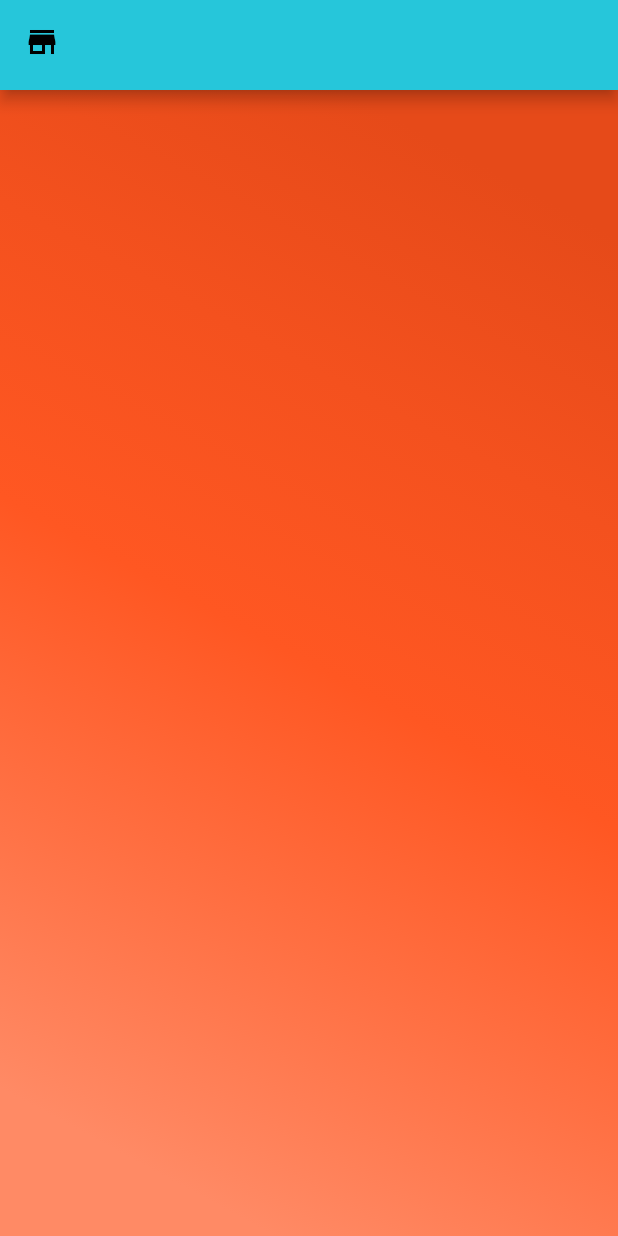
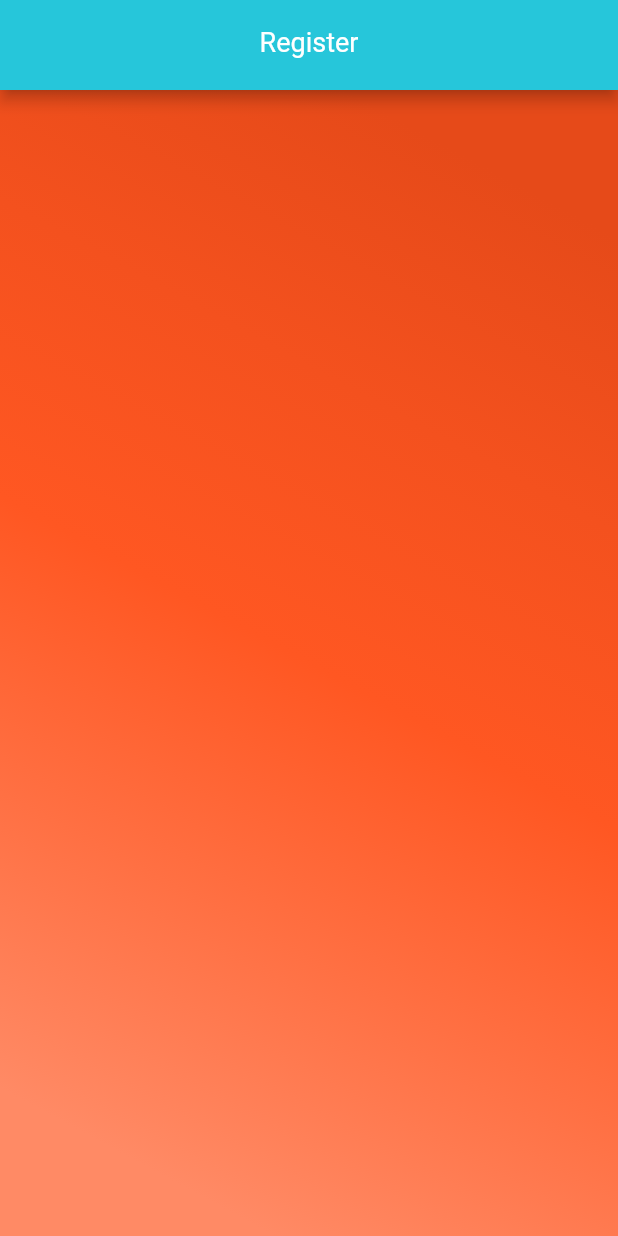
Before and after one commit to technetist/flutter-store, a Flutter app: the ProductsPage screen opened directly, on a phone screen of 412 x 824 dp. Run offline on Flutter 3.47's test engine with Material 2 defaults, Android fonts, the phone set to English and light mode, and no system bars; our stand-ins replace flutter_redux, redux, redux_thunk, shared_preferences; missing offline and left inert: redux_logging; accounts and stored records are empty.

Commit message:
fixes navbar

```diff
--- a/lib/main.dart
+++ b/lib/main.dart
@@ -1,6 +1,6 @@
 import 'package:flutter/material.dart';
 import 'package:flutter_redux/flutter_redux.dart';
-import 'package:flutter_store/Models/app_state.dart';
+import 'package:flutter_store/models/app_state.dart';
 import 'package:flutter_store/pages/login_page.dart';
 import 'package:flutter_store/pages/products_page.dart';
 import 'package:flutter_store/pages/register_page.dart';
@@ -30,7 +30,7 @@ class MyApp extends StatelessWidget {
         routes: {
           '/login': (BuildContext context) => LoginPage(),
           '/register': (BuildContext context) => RegisterPage(),
-          '/products': (BuildContext context) => ProductsPage(onInit: () {
+          '/': (BuildContext context) => ProductsPage(onInit: () {
                 StoreProvider.of<AppState>(context).dispatch(getUserAction);
                 StoreProvider.of<AppState>(context).dispatch(getProductsAction);
               })
@@ -55,7 +55,6 @@ class MyApp extends StatelessWidget {
             ),
           ),
         ),
-        home: RegisterPage(),
       ),
     );
   }
--- a/lib/models/app_state.dart
+++ b/lib/models/app_state.dart
@@ -1,4 +1,4 @@
-import 'package:flutter_store/Models/user.dart';
+import 'package:flutter_store/models/user.dart';
 import 'package:flutter_store/models/product.dart';
 import 'package:meta/meta.dart';
 
--- a/lib/pages/login_page.dart
+++ b/lib/pages/login_page.dart
@@ -171,7 +171,7 @@ class LoginPageState extends State<LoginPage> {
 
   void _redirectUser() {
     Future.delayed(Duration(seconds: 2), () {
-      Navigator.pushNamed(context, '/products');
+      Navigator.pushNamed(context, '/');
     });
   }
 
--- a/lib/pages/products_page.dart
+++ b/lib/pages/products_page.dart
@@ -2,7 +2,8 @@ import 'dart:convert';
 
 import 'package:flutter/material.dart';
 import 'package:flutter_redux/flutter_redux.dart';
-import 'package:flutter_store/Models/app_state.dart';
+import 'package:flutter_store/models/app_state.dart';
+import 'package:flutter_store/redux/actions.dart';
 import 'package:flutter_store/widgets/product_item.dart';
 import 'package:shared_preferences/shared_preferences.dart';
 
@@ -48,17 +49,32 @@ class ProductsPageState extends State<ProductsPage> {
           return AppBar(
             centerTitle: true,
             title: SizedBox(
-                child:
-                    state.user != null ? Text(state.user.username) : Text('')),
-            leading: Icon(Icons.store),
+                child: state.user != null
+                    ? Text(state.user.username)
+                    : FlatButton(
+                        child: Text(
+                          'Register',
+                          style: Theme.of(context).textTheme.bodyText2,
+                        ),
+                        onPressed: () =>
+                            Navigator.pushNamed(context, '/register'),
+                      )),
+            leading: state.user != null ? Icon(Icons.store) : Text(''),
             actions: [
               Padding(
-                  padding: EdgeInsets.only(right: 12.0),
-                  child: state.user != null
-                      ? IconButton(
-                          icon: Icon(Icons.exit_to_app),
-                          onPressed: () => print('pressed'))
-                      : Text(''))
+                padding: EdgeInsets.only(right: 12.0),
+                child: StoreConnector<AppState, VoidCallback>(
+                  converter: (store) {
+                    return () => store.dispatch(logoutUserAction);
+                  },
+                  builder: (_, callback) {
+                    return state.user != null
+                        ? IconButton(
+                            icon: Icon(Icons.exit_to_app), onPressed: callback)
+                        : Text('');
+                  },
+                ),
+              )
             ],
           );
         }),
--- a/lib/pages/register_page.dart
+++ b/lib/pages/register_page.dart
@@ -188,7 +188,7 @@ class RegisterPageState extends State<RegisterPage> {
 
   void _redirectUser() {
     Future.delayed(Duration(seconds: 2), () {
-      Navigator.pushNamed(context, '/products');
+      Navigator.pushNamed(context, '/');
     });
   }
 
--- a/lib/redux/reducers.dart
+++ b/lib/redux/reducers.dart
@@ -1,5 +1,5 @@
-import 'package:flutter_store/Models/app_state.dart';
-import 'package:flutter_store/Models/user.dart';
+import 'package:flutter_store/models/app_state.dart';
+import 'package:flutter_store/models/user.dart';
 import 'package:flutter_store/models/product.dart';
 import 'package:flutter_store/redux/actions.dart';
 
@@ -13,6 +13,8 @@ AppState appReducer(AppState state, dynamic action) {
 User userReducer(User user, dynamic action) {
   if (action is GetUserAction) {
     return action.user;
+  } else if (action is LogoutUserAction) {
+    return action.user;
   }
   return user;
 }
--- a/lib/widgets/product_item.dart
+++ b/lib/widgets/product_item.dart
@@ -1,6 +1,6 @@
 import 'package:flutter/material.dart';
 import 'package:flutter_redux/flutter_redux.dart';
-import 'package:flutter_store/Models/app_state.dart';
+import 'package:flutter_store/models/app_state.dart';
 import 'package:flutter_store/models/product.dart';
 import 'package:flutter_store/pages/product_detail_page.dart';
 
```
Also changed, not shown: lib/redux/actions.dart (+19 -2 lines).
